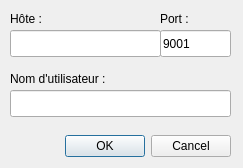
The window that Client/Client_Synergie/dlgconnexion.ui (im-jon/CLL-Synergie) describes before a commit, drawn with Qt 5.
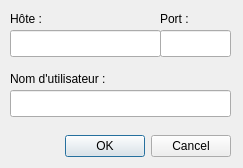
The same window after the commit.

Commit message: Modification du dialogue de connexion

```diff
--- a/Client/Client_Synergie/dlgconnexion.ui
+++ b/Client/Client_Synergie/dlgconnexion.ui
@@ -62,7 +62,7 @@
     </rect>
    </property>
    <property name="text">
-    <string>9001</string>
+    <string/>
    </property>
   </widget>
   <widget class="QLabel" name="label">
```
The commit also changes 2 other files.
